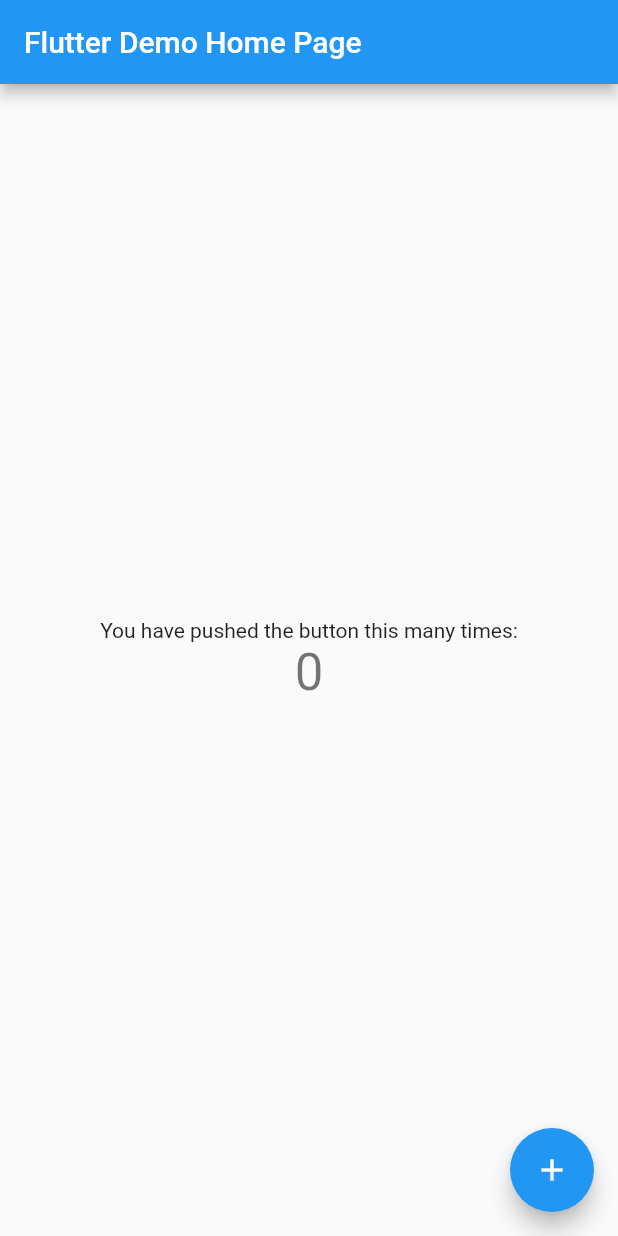
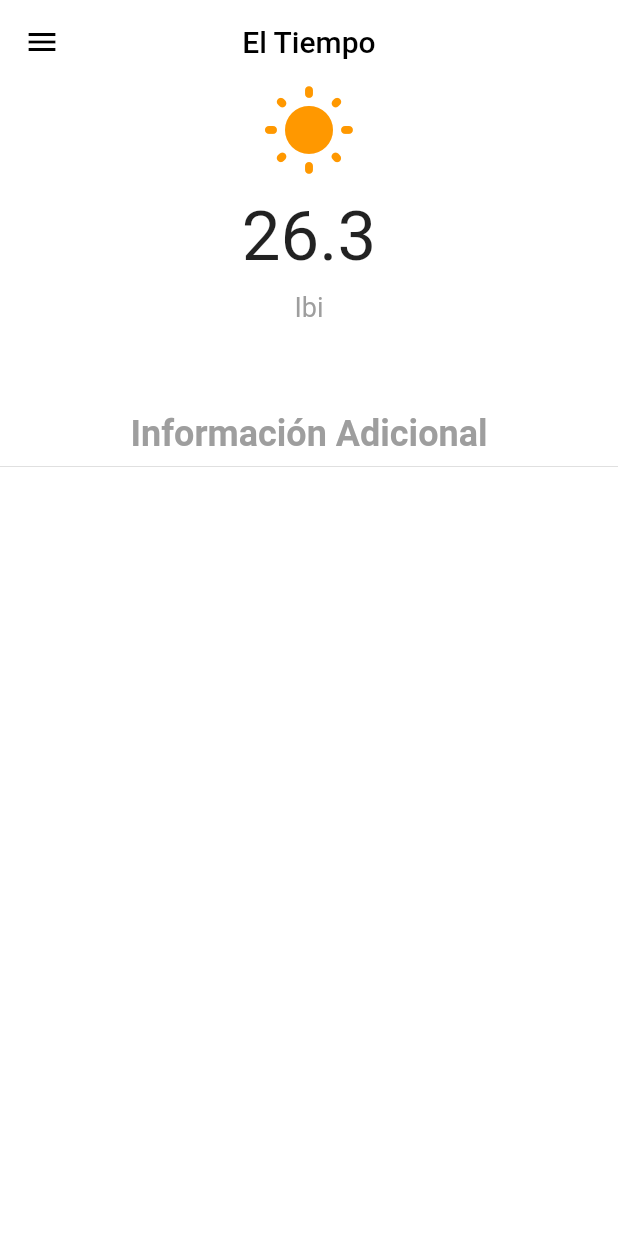
Before and after one commit to PMDM-Blas-Fernandez/proyecto_conexion_api, a Flutter app: the screen it shows after launch, on a phone screen of 412 x 824 dp. Run offline on Flutter 3.47's test engine with Material 2 defaults, Android fonts, the phone set to English and light mode, and no system bars.

Commit message:
[ADD] Creado widget que contendrá el tiempo actual de la localización

```diff
--- a/lib/main.dart
+++ b/lib/main.dart
@@ -1,3 +1,4 @@
+import 'package:conexion_api_tiempo/vistas/tiempo_actual.dart';
 import 'package:flutter/material.dart';
 
 void main() {
@@ -7,109 +8,61 @@ void main() {
 class MyApp extends StatelessWidget {
   const MyApp({super.key});
 
-  // This widget is the root of your application.
   @override
   Widget build(BuildContext context) {
     return MaterialApp(
-      title: 'Flutter Demo',
-      theme: ThemeData(
-        // This is the theme of your application.
-        //
-        // Try running your application with "flutter run". You'll see the
-        // application has a blue toolbar. Then, without quitting the app, try
-        // changing the primarySwatch below to Colors.green and then invoke
-        // "hot reload" (press "r" in the console where you ran "flutter run",
-        // or simply save your changes to "hot reload" in a Flutter IDE).
-        // Notice that the counter didn't reset back to zero; the application
-        // is not restarted.
-        primarySwatch: Colors.blue,
-      ),
-      home: const MyHomePage(title: 'Flutter Demo Home Page'),
+      home: MainPage(),
     );
   }
 }
 
-class MyHomePage extends StatefulWidget {
-  const MyHomePage({super.key, required this.title});
-
-  // This widget is the home page of your application. It is stateful, meaning
-  // that it has a State object (defined below) that contains fields that affect
-  // how it looks.
-
-  // This class is the configuration for the state. It holds the values (in this
-  // case the title) provided by the parent (in this case the App widget) and
-  // used by the build method of the State. Fields in a Widget subclass are
-  // always marked "final".
-
-  final String title;
+class MainPage extends StatefulWidget {
+  const MainPage({super.key});
 
   @override
-  State<MyHomePage> createState() => _MyHomePageState();
+  State<MainPage> createState() => MainPageState();
 }
 
-class _MyHomePageState extends State<MyHomePage> {
-  int _counter = 0;
-
-  void _incrementCounter() {
-    setState(() {
-      // This call to setState tells the Flutter framework that something has
-      // changed in this State, which causes it to rerun the build method below
-      // so that the display can reflect the updated values. If we changed
-      // _counter without calling setState(), then the build method would not be
-      // called again, and so nothing would appear to happen.
-      _counter++;
-    });
-  }
-
+class MainPageState extends State<MainPage> {
   @override
   Widget build(BuildContext context) {
-    // This method is rerun every time setState is called, for instance as done
-    // by the _incrementCounter method above.
-    //
-    // The Flutter framework has been optimized to make rerunning build methods
-    // fast, so that you can just rebuild anything that needs updating rather
-    // than having to individually change instances of widgets.
     return Scaffold(
+      backgroundColor: Colors.white,
       appBar: AppBar(
-        // Here we take the value from the MyHomePage object that was created by
-        // the App.build method, and use it to set our appbar title.
-        title: Text(widget.title),
-      ),
-      body: Center(
-        // Center is a layout widget. It takes a single child and positions it
-        // in the middle of the parent.
-        child: Column(
-          // Column is also a layout widget. It takes a list of children and
-          // arranges them vertically. By default, it sizes itself to fit its
-          // children horizontally, and tries to be as tall as its parent.
-          //
-          // Invoke "debug painting" (press "p" in the console, choose the
-          // "Toggle Debug Paint" action from the Flutter Inspector in Android
-          // Studio, or the "Toggle Debug Paint" command in Visual Studio Code)
-          // to see the wireframe for each widget.
-          //
-          // Column has various properties to control how it sizes itself and
-          // how it positions its children. Here we use mainAxisAlignment to
-          // center the children vertically; the main axis here is the vertical
-          // axis because Columns are vertical (the cross axis would be
-          // horizontal).
-          mainAxisAlignment: MainAxisAlignment.center,
-          children: <Widget>[
-            const Text(
-              'You have pushed the button this many times:',
-            ),
-            Text(
-              '$_counter',
-              style: Theme.of(context).textTheme.headline4,
-            ),
-          ],
+        backgroundColor: Colors.white,
+        elevation: 0.0,
+        title: Text(
+          "El Tiempo",
+          style: TextStyle(color: Colors.black),
+        ),
+        centerTitle: true,
+        leading: IconButton(
+          onPressed: () {},
+          icon: Icon(Icons.menu),
+          color: Colors.black,
         ),
       ),
-      floatingActionButton: FloatingActionButton(
-        onPressed: _incrementCounter,
-        tooltip: 'Increment',
-        child: const Icon(Icons.add),
-      ), // This trailing comma makes auto-formatting nicer for build methods.
+      body: Column(
+        crossAxisAlignment: CrossAxisAlignment.center,
+        children: [
+          tiempoActual(Icons.wb_sunny_rounded, "26.3", "Ibi"),
+          SizedBox(
+            height: 60.0,
+          ),
+          Text(
+            "Información Adicional",
+            style: TextStyle(
+              fontSize: 24.0,
+              color: Colors.grey,
+              fontWeight: FontWeight.bold,
+            ),
+          ),
+          Divider(),
+          SizedBox(
+            height: 20.0,
+          )
+        ],
+      ),
     );
   }
 }
--- /dev/null
+++ b/lib/vistas/tiempo_actual.dart
@@ -0,0 +1,33 @@
+import 'package:flutter/material.dart';
+
+Widget tiempoActual(IconData icono, String temperatura, String ubicacion) {
+  return Center(
+    child: Column(
+      crossAxisAlignment: CrossAxisAlignment.center,
+      mainAxisAlignment: MainAxisAlignment.center,
+      children: [
+        Icon(
+          icono,
+          color: Colors.orange,
+          size: 64.0,
+        ),
+        SizedBox(
+          height: 10.0,
+        ),
+        Text(
+          "$temperatura",
+          style: TextStyle(
+            fontSize: 46.0,
+          ),
+        ),
+        SizedBox(
+          height: 10.0,
+        ),
+        Text(
+          "$ubicacion",
+          style: TextStyle(fontSize: 18.0, color: Colors.grey),
+        )
+      ],
+    ),
+  );
+}
```
